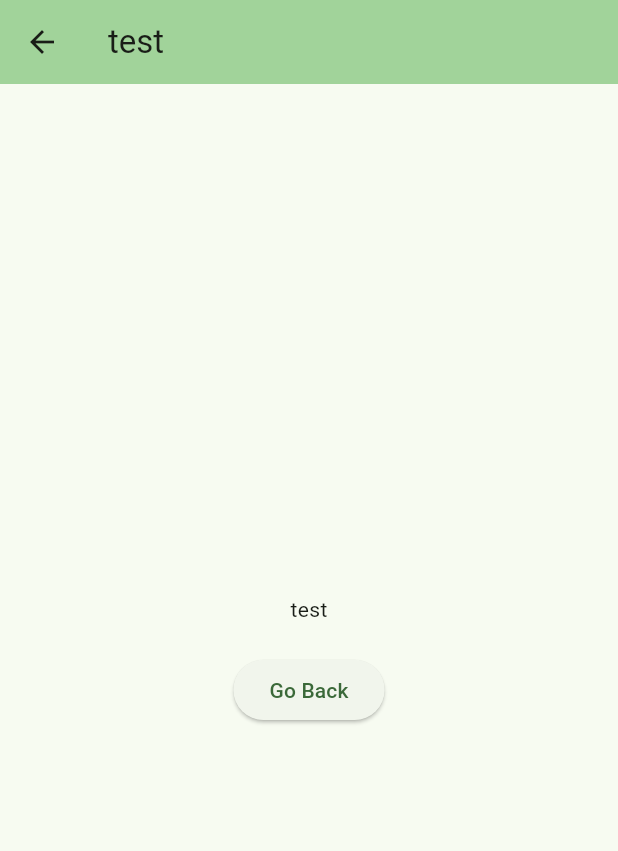
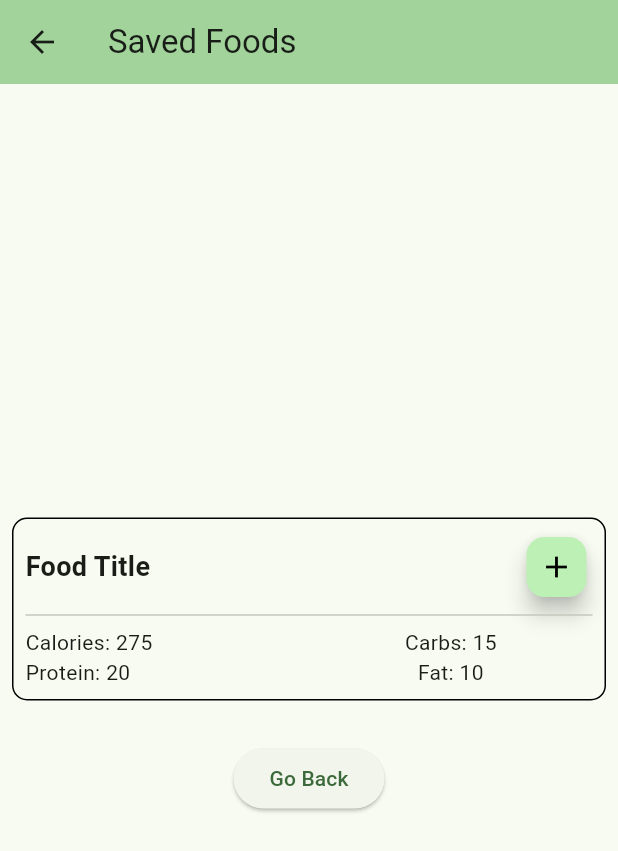
Before and after one commit to sarahdombroski/nutrition-tracker, a Flutter app: the SecondScreen screen opened directly, on a phone screen of 412 x 824 dp. Shown: the top 851 px of the screen. Run offline on Flutter 3.47's test engine with Material 3 defaults, Android fonts, the light colour scheme and no system bars.

Commit message:
changed second screen

```diff
--- a/lib/second_screen.dart
+++ b/lib/second_screen.dart
@@ -7,14 +7,66 @@ class SecondScreen extends StatelessWidget {
   Widget build(BuildContext context) {
     return Scaffold(
       appBar: AppBar(
-        title: const Text("test"),
+        title: const Text("Saved Foods"),
         backgroundColor: Theme.of(context).colorScheme.inversePrimary,
       ),
       body: Center(
         child: Column(
           mainAxisAlignment: MainAxisAlignment.center,
           children: [
-            const Text("test"),
+            Container(
+              decoration: BoxDecoration(
+                border: Border.all(
+                  color: Colors.black,
+                  width: 1.0,
+                  style: BorderStyle.solid,
+                ),
+                borderRadius: BorderRadius.circular(10.0),
+              ),
+              padding: const EdgeInsets.all(8.0),
+              margin: const EdgeInsets.all(8.0),
+              child: Column(
+                crossAxisAlignment: CrossAxisAlignment.start,
+                children: [
+                  Column(
+                    mainAxisSize: MainAxisSize.min,
+                    mainAxisAlignment: MainAxisAlignment.start,
+                    children: [
+                      Row(
+                        mainAxisAlignment: MainAxisAlignment.spaceBetween,
+                        children: [
+                      Text("Food Title", style: TextStyle(fontSize: 18, fontWeight: FontWeight.bold),),
+                      FloatingActionButton(
+                      onPressed: () {
+                        // Handle button press
+                      },
+                      tooltip: 'Add Food',
+                      mini: true,
+                      child: const Icon(Icons.add, color: Colors.black),
+                    )])
+                  ]),
+                const Divider(thickness: 1),
+              Row(
+                mainAxisAlignment: MainAxisAlignment.start,
+                children: [
+                  Expanded(
+                    flex: 1,
+                    child: Column(
+                  crossAxisAlignment: CrossAxisAlignment.start,
+                  children: [
+                    Text('Calories: 275'),
+                    Text('Protein: 20'),
+                    ]),),
+                    Expanded(
+                      flex: 1,
+                      child: Column(
+                  crossAxisAlignment: CrossAxisAlignment.center,
+                  children: [
+                    Text('Carbs: 15'),
+                    Text('Fat: 10'),
+                    ])),
+                    ])
+          ])),
             const SizedBox(height: 20),
             ElevatedButton(
               onPressed: () {
```
